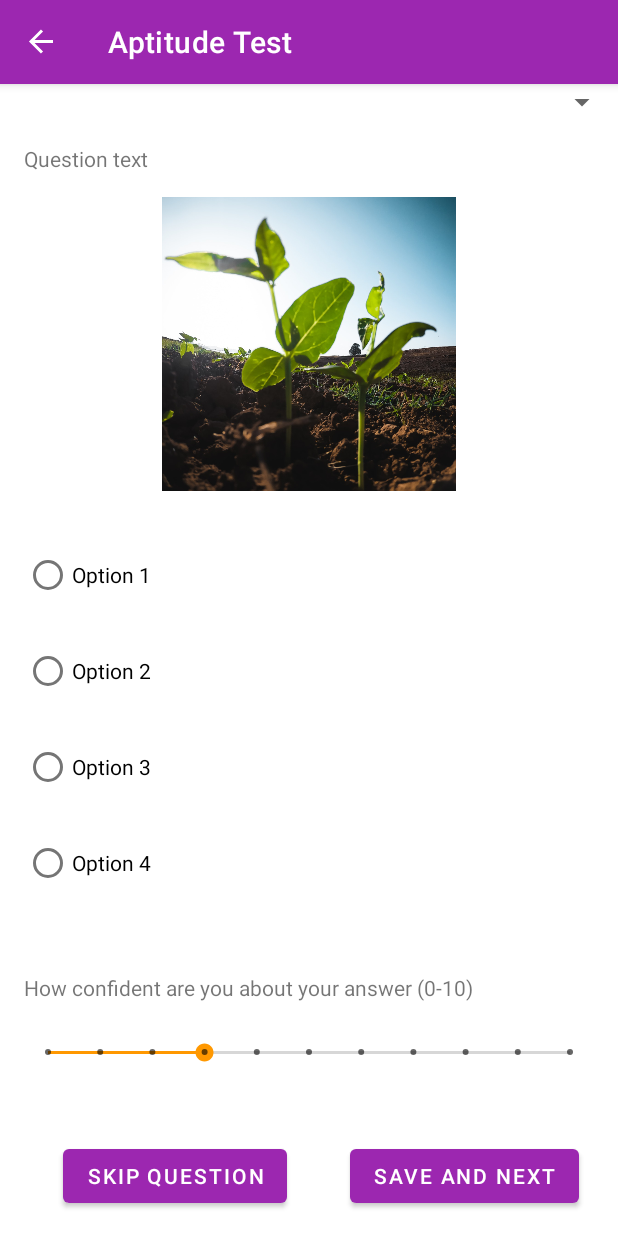
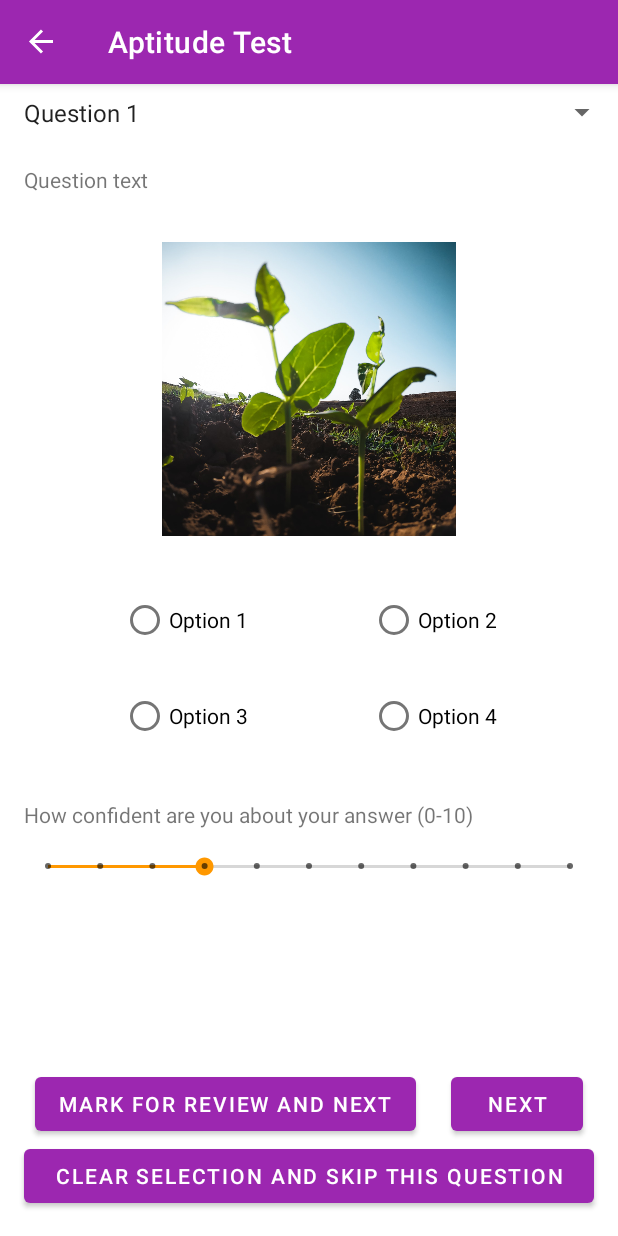
Before and after one commit to mubashir-chandle/csr, an Android app: the AptitudeTestFragment screen opened through its navigation route, on a phone screen of 412 x 824 dp. Run offline under Robolectric (Android 15) with nearby library versions, the phone set to English and light mode, and no system bars; our stand-ins replace Room's generated code, navigation-ui.

Commit message:
Changed aptitude test layout.

```diff
--- a/app/src/main/res/layout/fragment_aptitude_test.xml
+++ b/app/src/main/res/layout/fragment_aptitude_test.xml
@@ -16,6 +16,8 @@
             android:id="@+id/spinnerQuestions"
             android:layout_width="match_parent"
             android:layout_height="wrap_content"
+            android:entries="@array/dummy_question_numbers"
+            android:padding="8dp"
             app:layout_constraintEnd_toEndOf="parent"
             app:layout_constraintStart_toStartOf="parent"
             app:layout_constraintTop_toTopOf="parent" />
@@ -36,7 +38,7 @@
             android:id="@+id/imageView"
             android:layout_width="196dp"
             android:layout_height="196dp"
-            android:layout_marginTop="16dp"
+            android:layout_marginTop="32dp"
             android:scaleType="centerCrop"
             android:src="@mipmap/placeholder"
             app:layout_constraintEnd_toEndOf="parent"
@@ -45,40 +47,59 @@
 
         <RadioGroup
             android:id="@+id/radioGroup"
-            android:layout_width="wrap_content"
+            android:layout_width="0dp"
             android:layout_height="wrap_content"
             android:layout_marginStart="16dp"
-            android:layout_marginTop="16dp"
+            android:layout_marginTop="32dp"
+            android:layout_marginEnd="16dp"
+            app:layout_constraintEnd_toEndOf="parent"
             app:layout_constraintStart_toStartOf="parent"
             app:layout_constraintTop_toBottomOf="@+id/imageView">
+
+            <androidx.constraintlayout.widget.ConstraintLayout
+                android:layout_width="match_parent"
+                android:layout_height="match_parent">
 
                 <RadioButton
                     android:id="@+id/radioButton"
                     android:layout_width="wrap_content"
                     android:layout_height="wrap_content"
-                android:layout_marginTop="16dp"
-                android:text="Option 1" />
+                    android:text="Option 1"
+                    app:layout_constraintEnd_toStartOf="@+id/radioButton2"
+                    app:layout_constraintHorizontal_bias="0.5"
+                    app:layout_constraintStart_toStartOf="parent"
+                    app:layout_constraintTop_toTopOf="parent" />
 
                 <RadioButton
                     android:id="@+id/radioButton2"
                     android:layout_width="wrap_content"
                     android:layout_height="wrap_content"
-                android:layout_marginTop="16dp"
-                android:text="Option 2" />
+                    android:layout_marginStart="16dp"
+                    android:text="Option 2"
+                    app:layout_constraintBottom_toBottomOf="@+id/radioButton"
+                    app:layout_constraintEnd_toEndOf="parent"
+                    app:layout_constraintHorizontal_bias="0.5"
+                    app:layout_constraintStart_toEndOf="@+id/radioButton" />
 
                 <RadioButton
                     android:id="@+id/radioButton3"
                     android:layout_width="wrap_content"
                     android:layout_height="wrap_content"
                     android:layout_marginTop="16dp"
-                android:text="Option 3" />
+                    android:text="Option 3"
+                    app:layout_constraintStart_toStartOf="@+id/radioButton"
+                    app:layout_constraintTop_toBottomOf="@id/radioButton" />
 
                 <RadioButton
                     android:id="@+id/radioButton4"
                     android:layout_width="wrap_content"
                     android:layout_height="wrap_content"
-                android:layout_marginTop="16dp"
-                android:text="Option 4" />
+                    android:text="Option 4"
+                    app:layout_constraintBottom_toBottomOf="@+id/radioButton3"
+                    app:layout_constraintStart_toStartOf="@+id/radioButton2" />
+
+            </androidx.constraintlayout.widget.ConstraintLayout>
+
         </RadioGroup>
 
         <Button
@@ -86,9 +107,9 @@
             android:layout_width="wrap_content"
             android:layout_height="wrap_content"
             android:layout_marginStart="16dp"
-            android:layout_marginBottom="16dp"
-            android:text="Skip Question"
-            app:layout_constraintBottom_toBottomOf="parent"
+            android:layout_marginEnd="8dp"
+            android:text="Mark for Review and Next"
+            app:layout_constraintBaseline_toBaselineOf="@+id/button2"
             app:layout_constraintEnd_toStartOf="@+id/button2"
             app:layout_constraintHorizontal_bias="0.5"
             app:layout_constraintStart_toStartOf="parent" />
@@ -97,13 +118,16 @@
             android:id="@+id/button2"
             android:layout_width="wrap_content"
             android:layout_height="wrap_content"
-            android:layout_marginStart="16dp"
-            android:layout_marginBottom="16dp"
-            android:text="Save and Next"
-            app:layout_constraintBottom_toBottomOf="parent"
+            android:layout_marginStart="8dp"
+            android:layout_marginTop="64dp"
+            android:layout_marginEnd="16dp"
+            android:text="Next"
+            app:layout_constraintBottom_toTopOf="@+id/button3"
             app:layout_constraintEnd_toEndOf="parent"
             app:layout_constraintHorizontal_bias="0.5"
-            app:layout_constraintStart_toEndOf="@+id/button" />
+            app:layout_constraintStart_toEndOf="@+id/button"
+            app:layout_constraintTop_toBottomOf="@+id/seekBar"
+            app:layout_constraintVertical_bias="1.0" />
 
         <SeekBar
             android:id="@+id/seekBar"
@@ -111,16 +135,13 @@
             android:layout_width="0dp"
             android:layout_height="wrap_content"
             android:layout_marginStart="16dp"
-            android:layout_marginTop="8dp"
+            android:layout_marginTop="16dp"
             android:layout_marginEnd="16dp"
-            android:layout_marginBottom="32dp"
             android:max="10"
             android:progress="3"
-            app:layout_constraintBottom_toTopOf="@+id/button"
             app:layout_constraintEnd_toEndOf="parent"
             app:layout_constraintStart_toStartOf="parent"
-            app:layout_constraintTop_toBottomOf="@+id/textView2"
-            app:layout_constraintVertical_bias="0.0" />
+            app:layout_constraintTop_toBottomOf="@+id/textView2" />
 
         <TextView
             android:id="@+id/textView2"
@@ -129,9 +150,20 @@
             android:layout_marginStart="16dp"
             android:layout_marginTop="32dp"
             android:text="How confident are you about your answer (0-10)"
-            app:layout_constraintBottom_toTopOf="@id/seekBar"
             app:layout_constraintStart_toStartOf="parent"
             app:layout_constraintTop_toBottomOf="@+id/radioGroup" />
 
+        <Button
+            android:id="@+id/button3"
+            android:layout_width="0dp"
+            android:layout_height="wrap_content"
+            android:layout_marginStart="16dp"
+            android:layout_marginEnd="16dp"
+            android:layout_marginBottom="16dp"
+            android:text="Clear Selection and Skip this Question"
+            app:layout_constraintBottom_toBottomOf="parent"
+            app:layout_constraintEnd_toEndOf="parent"
+            app:layout_constraintStart_toStartOf="parent" />
+
     </androidx.constraintlayout.widget.ConstraintLayout>
 </ScrollView>
--- a/app/src/main/res/values/strings.xml
+++ b/app/src/main/res/values/strings.xml
@@ -1,3 +1,26 @@
 <resources>
     <string name="app_name">CSR</string>
+
+    <string-array name="dummy_question_numbers">
+        <item>Question 1</item>
+        <item>Question 2</item>
+        <item>Question 3</item>
+        <item>Question 4</item>
+        <item>Question 5</item>
+        <item>Question 6</item>
+        <item>Question 7</item>
+        <item>Question 8</item>
+        <item>Question 9</item>
+        <item>Question 10</item>
+        <item>Question 11</item>
+        <item>Question 12</item>
+        <item>Question 13</item>
+        <item>Question 14</item>
+        <item>Question 15</item>
+        <item>Question 16</item>
+        <item>Question 17</item>
+        <item>Question 18</item>
+        <item>Question 19</item>
+        <item>Question 20</item>
+    </string-array>
 </resources>
```
Lines whose indentation alone changed are shown as unchanged.
